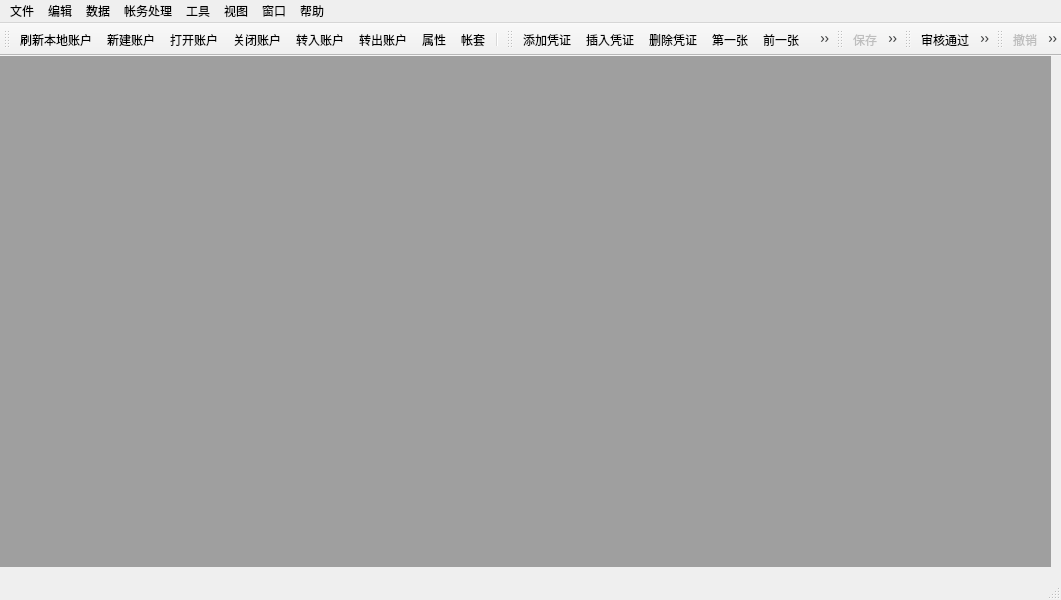
wangkungit5905/PzAssistant, file forms/mainwindow.ui: the form before one commit.
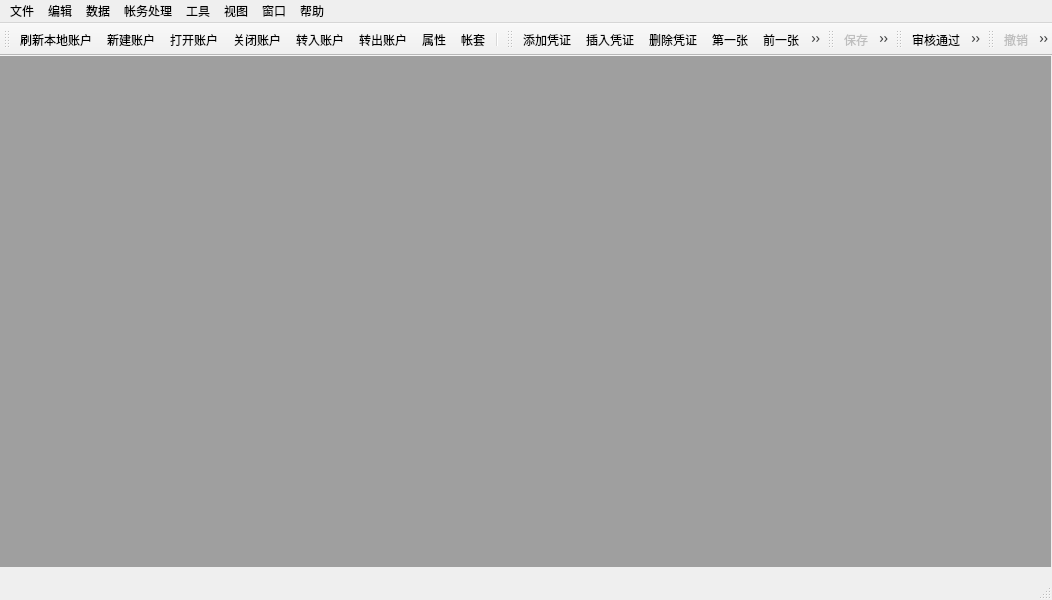
The form after the commit. Icons and pictures are not drawn. Custom widgets are drawn as their Qt base class.

```diff
--- a/forms/mainwindow.ui
+++ b/forms/mainwindow.ui
@@ -6,7 +6,7 @@
    <rect>
     <x>0</x>
     <y>0</y>
-    <width>1061</width>
+    <width>1052</width>
     <height>600</height>
    </rect>
   </property>
@@ -33,7 +33,7 @@
     <rect>
      <x>0</x>
      <y>0</y>
-     <width>1061</width>
+     <width>1052</width>
      <height>20</height>
     </rect>
    </property>
```
Left out of the diff: 115 changed lines with no effect on the pictures.
